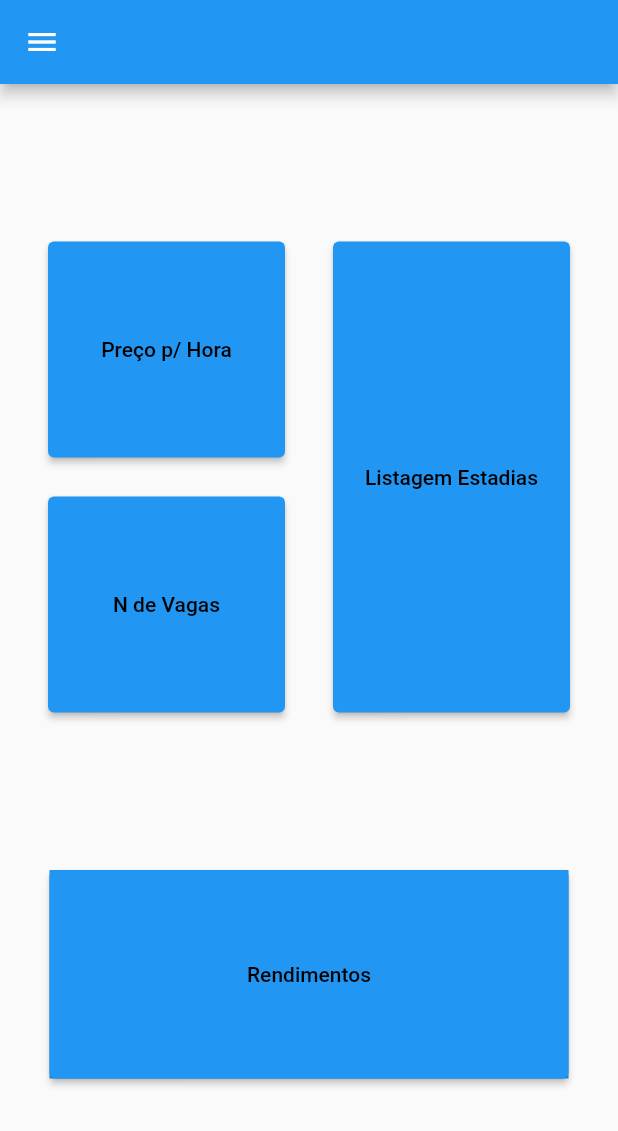
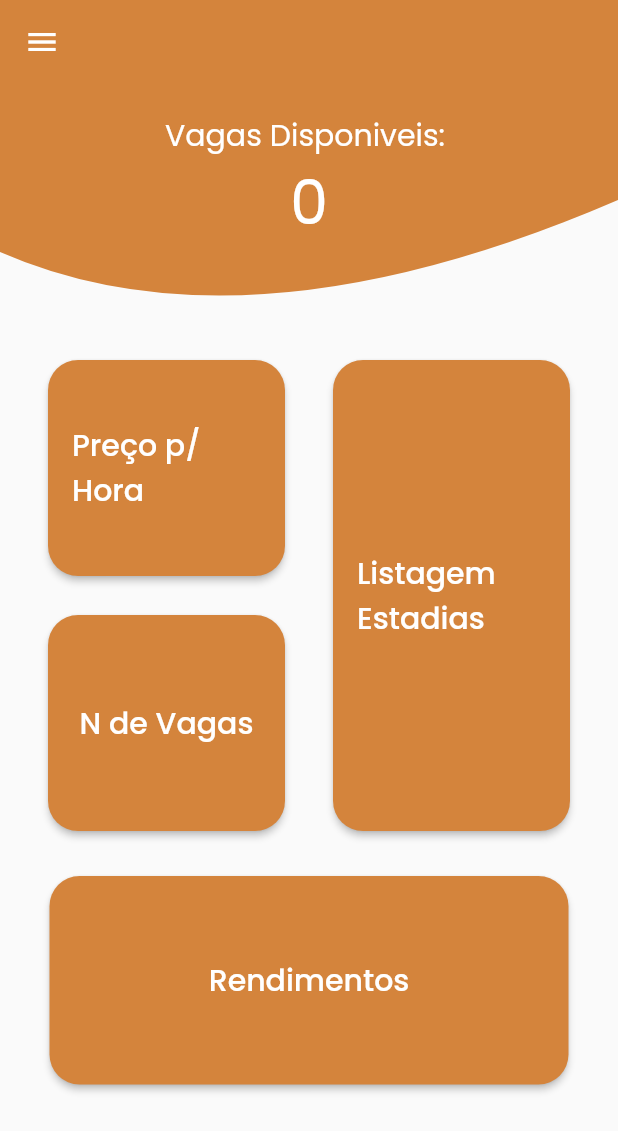
Before and after one commit to Yago4357/Lince_Tech_Project, a Flutter app: the screen it shows after launch, on a phone screen of 412 x 824 dp. Shown: the top 1131 px of the screen. Run offline on Flutter 3.47's test engine with Material 2 defaults, Android fonts, the phone set to English and light mode, and no system bars; our stand-ins replace google_fonts, image_picker, shared_preferences, sqflite; accounts and stored records are empty.

Commit message:
Finalização das telas

```diff
--- a/lincetechproject/lib/Model/price.dart
+++ b/lincetechproject/lib/Model/price.dart
@@ -13,6 +13,7 @@ class Price {
   ///Constructor of price model
   Price(this.parkingLane, this.price, this.initialRange, this.endRange);
 
+  ///Function to set List taking of database
   Price.fromDatabaseRowOut(Map<String, Object?> row)
       : parkingLane = row['PARKING_LANE'] as String,
         price = row['PRICE'] as double,
--- a/lincetechproject/lib/View/carpage.dart
+++ b/lincetechproject/lib/View/carpage.dart
@@ -29,7 +29,7 @@ class CarPage extends StatelessWidget {
                         mainAxisAlignment: MainAxisAlignment.spaceBetween,
                         children: [
                           Padding(
-                            padding: EdgeInsets.all(20.00),
+                            padding: const EdgeInsets.all(20.00),
                             child: SizedBox(
                               width: 150,
                               height: 50,
--- a/lincetechproject/lib/View/homepage.dart
+++ b/lincetechproject/lib/View/homepage.dart
@@ -1,6 +1,9 @@
 import 'package:flutter/material.dart';
-
+import 'package:google_fonts/google_fonts.dart';
+import 'package:provider/provider.dart';
+import '../Controller/vacancies.dart';
 import '../Widgets/drawer.dart';
+import '../Widgets/waveclipper.dart';
 
 ///Initial Screen Class
 class HomePage extends StatelessWidget {
@@ -9,12 +12,51 @@ class HomePage extends StatelessWidget {
 
   @override
   Widget build(BuildContext context) {
+    return ChangeNotifierProvider(
+      create: (_) => Vacancies(),
+      child: Consumer<Vacancies>(builder: (_, vacancies, __) {
         return Scaffold(
-      appBar: AppBar(),
+          extendBodyBehindAppBar: true,
+          appBar: AppBar(
+            backgroundColor: Colors.transparent,
+            elevation: 0,
+          ),
           drawer: const DrawerWidget(),
           body: Column(
-        mainAxisAlignment: MainAxisAlignment.spaceEvenly,
+            mainAxisSize: MainAxisSize.min,
+            mainAxisAlignment: MainAxisAlignment.spaceBetween,
             children: [
+              ClipPath(
+                clipper: BackgroundWaveClipper(),
+                child: Container(
+                  width: MediaQuery.of(context).size.width,
+                  height: 240,
+                  decoration: const BoxDecoration(
+                    color: Color.fromARGB(255, 212, 132, 60),
+                  ),
+                  child: Center(
+                    child: Column(
+                      mainAxisAlignment: MainAxisAlignment.center,
+                      children: [
+                        Text(
+                          'Vagas Disponiveis: ',
+                          style: GoogleFonts.poppins(
+                            color: Colors.white,
+                            fontSize: 20,
+                          ),
+                        ),
+                        Text(
+                          vacancies.vacancies.toString(),
+                          style: GoogleFonts.poppins(
+                            color: Colors.white,
+                            fontSize: 40,
+                          ),
+                        ),
+                      ],
+                    ),
+                  ),
+                ),
+              ),
               Row(
                 mainAxisAlignment: MainAxisAlignment.spaceEvenly,
                 children: [
@@ -23,34 +65,65 @@ class HomePage extends StatelessWidget {
                     child: Column(
                       mainAxisAlignment: MainAxisAlignment.spaceBetween,
                       children: [
-                    AnimatedContainer(
-                      duration: const Duration(seconds: 2),
+                        SizedBox(
                           height: 144,
                           width: 158,
+                          child: DecoratedBox(
+                            decoration: const BoxDecoration(
+                              borderRadius:
+                                  BorderRadius.all(Radius.circular(20)),
+                            ),
                             child: ElevatedButton(
+                              style: ElevatedButton.styleFrom(
+                                shape: const RoundedRectangleBorder(
+                                  borderRadius:
+                                      BorderRadius.all(Radius.circular(20)),
+                                ),
+                                backgroundColor:
+                                    const Color.fromARGB(255, 212, 132, 60),
+                              ),
                               onPressed: () async {
                                 await Navigator.pushNamed(context, '/StayList');
                               },
-                        child: const Center(
+                              child: Center(
                                 child: Text(
                                   'Preço p/ Hora',
-                            style: TextStyle(color: Colors.black),
+                                  style: GoogleFonts.poppins(
+                                    color: Colors.white,
+                                    fontSize: 20,
                                   ),
                                 ),
                               ),
                             ),
-                    AnimatedContainer(
-                      duration: const Duration(seconds: 2),
+                          ),
+                        ),
+                        SizedBox(
                           height: 144,
                           width: 158,
+                          child: DecoratedBox(
+                            decoration: const BoxDecoration(
+                              borderRadius:
+                                  BorderRadius.all(Radius.circular(20)),
+                            ),
                             child: ElevatedButton(
+                              style: ElevatedButton.styleFrom(
+                                shape: const RoundedRectangleBorder(
+                                    borderRadius:
+                                        BorderRadius.all(Radius.circular(20))),
+                                backgroundColor:
+                                    const Color.fromARGB(255, 212, 132, 60),
+                              ),
                               onPressed: () async {
                                 await Navigator.pushNamed(context, '/StayList');
                               },
-                        child: const Center(
+                              child: Center(
                                 child: Text(
                                   'N de Vagas',
-                            style: TextStyle(color: Colors.black),
+                                  style: GoogleFonts.poppins(
+                                    color: Colors.white,
+                                    fontSize: 20,
+                                  ),
+                                ),
                               ),
                             ),
                           ),
@@ -58,37 +131,63 @@ class HomePage extends StatelessWidget {
                       ],
                     ),
                   ),
-              AnimatedContainer(
-                duration: const Duration(seconds: 2),
+                  SizedBox(
                     width: 158,
                     height: 314,
+                    child: DecoratedBox(
+                      decoration: const BoxDecoration(
+                        borderRadius: BorderRadius.all(Radius.circular(20)),
+                      ),
                       child: ElevatedButton(
+                        style: ElevatedButton.styleFrom(
+                          shape: const RoundedRectangleBorder(
+                              borderRadius:
+                                  BorderRadius.all(Radius.circular(20))),
+                          backgroundColor:
+                              const Color.fromARGB(255, 212, 132, 60),
+                        ),
                         onPressed: () async {
                           await Navigator.pushNamed(context, '/StayList');
                         },
-                  child: const Center(
+                        child: Center(
                           child: Text(
                             'Listagem Estadias',
-                      style: TextStyle(color: Colors.black),
+                            style: GoogleFonts.poppins(
+                              color: Colors.white,
+                              fontSize: 20,
+                            ),
+                          ),
                         ),
                       ),
                     ),
                   ),
                 ],
               ),
-          AnimatedContainer(
-            color: Colors.blue,
-            duration: const Duration(seconds: 2),
+              Container(
+                margin: const EdgeInsets.only(top: 30.00),
                 width: 346,
                 height: 139,
+                child: DecoratedBox(
+                  decoration: const BoxDecoration(
+                    borderRadius: BorderRadius.all(Radius.circular(20)),
+                  ),
                   child: ElevatedButton(
+                    style: ElevatedButton.styleFrom(
+                      shape: const RoundedRectangleBorder(
+                          borderRadius: BorderRadius.all(Radius.circular(20))),
+                      backgroundColor: const Color.fromARGB(255, 212, 132, 60),
+                    ),
                     onPressed: () async {
                       await Navigator.pushNamed(context, '/StayList');
                     },
-              child: const Center(
+                    child: Center(
                       child: Text(
                         'Rendimentos',
-                  style: TextStyle(color: Colors.black),
+                        style: GoogleFonts.poppins(
+                          color: Colors.white,
+                          fontSize: 20,
+                        ),
+                      ),
                     ),
                   ),
                 ),
@@ -96,5 +195,7 @@ class HomePage extends StatelessWidget {
             ],
           ),
         );
+      }),
+    );
   }
 }
--- a/lincetechproject/lib/View/pricepage.dart
+++ b/lincetechproject/lib/View/pricepage.dart
@@ -1,10 +1,12 @@
-import 'package:flutter/cupertino.dart';
 import 'package:flutter/material.dart';
 import 'package:provider/provider.dart';
 import '../Controller/priceprovider.dart';
 import '../Widgets/drawer.dart';
 
+///Page for prices
 class PricePage extends StatelessWidget {
+
+  ///Price constructor
   const PricePage({Key? key}) : super(key: key);
 
   @override
@@ -44,7 +46,7 @@ class PricePage extends StatelessWidget {
                 Padding(
                   padding: const EdgeInsets.only(bottom: 8.0, top: 4.0),
                   child: Table(
-                    children: [
+                    children: const [
                       TableRow(children: [Text('')]),
                     ],
                   ),
--- a/lincetechproject/lib/View/vacanciespage.dart
+++ b/lincetechproject/lib/View/vacanciespage.dart
@@ -33,8 +33,8 @@ class VacanciesPage extends StatelessWidget {
                       child: TextVacancies(),
                     ),
                     Text(
-                      vacancies.vacancies.toString(),
-                      style: Theme.of(context).textTheme.headline2,
+                      ' Vagas: ${vacancies.vacancies.toString()}',
+                      style: Theme.of(context).textTheme.headline4,
                     ),
                   ],
                 ),
--- a/lincetechproject/lib/Widgets/drawer.dart
+++ b/lincetechproject/lib/Widgets/drawer.dart
@@ -9,7 +9,9 @@ class DrawerWidget extends StatelessWidget {
   @override
   Widget build(BuildContext context) {
     return Drawer(
-      backgroundColor: Colors.blue,
+      backgroundColor: const Color.fromARGB(255, 212, 132, 60),
+      child: Padding(
+        padding: const EdgeInsets.only(top: 40.0),
         child: Column(
           children: const [
             DrawerButton(text: 'Home', icon: Icons.home, linkPage: '/'),
@@ -29,6 +31,7 @@ class DrawerWidget extends StatelessWidget {
                 linkPage: '/InitialPage'),
           ],
         ),
+      ),
     );
   }
 }
--- /dev/null
+++ b/lincetechproject/lib/Widgets/waveclipper.dart
@@ -0,0 +1,26 @@
+
+import 'package:flutter/cupertino.dart';
+
+///Top Container with gradient
+class BackgroundWaveClipper extends CustomClipper<Path> {
+  @override
+  Path getClip(Size size) {
+    var path = Path();
+
+    final p0 = size.height * 0.70;
+    path.lineTo(0.0, p0);
+
+    final controlPoint = Offset(size.width * 0.4, size.height);
+    final endPoint = Offset(size.width, size.height / 1.80);
+    path.quadraticBezierTo(
+        controlPoint.dx, controlPoint.dy, endPoint.dx, endPoint.dy);
+
+    path.lineTo(size.width, 0.0);
+    path.close();
+
+    return path;
+  }
+
+  @override
+  bool shouldReclip(BackgroundWaveClipper oldClipper) => oldClipper != this;
+}
--- a/lincetechproject/lib/main.dart
+++ b/lincetechproject/lib/main.dart
@@ -1,10 +1,8 @@
 import 'package:flutter/material.dart';
-import 'Controller/database.dart';
 import 'routes.dart';
 
 void main() {
   runApp(const MyApp());
-  DatabaseStay().init();
 }
 
 ///Main of myApp
--- a/lincetechproject/lib/routes.dart
+++ b/lincetechproject/lib/routes.dart
@@ -10,6 +10,6 @@ Map<String, Widget Function(BuildContext)> namedRoutes = {
   '/': (context) => const HomePage(),
   '/InitialPage': (context) => const VacanciesPage(),
   '/CarPage': (context) => const CarPage(),
-  '/StayList': (context) => const StayList(),
+  '/StayList': (context) => StayList(),
   '/PricePage': (context) => const PricePage(),
 };
--- a/lincetechproject/pubspec.yaml
+++ b/lincetechproject/pubspec.yaml
@@ -38,6 +38,7 @@ dependencies:
   path_provider: ^2.0.11
   image_picker: ^0.8.6
   intl: ^0.17.0
+  google_fonts: ^3.0.1
 
   # The following adds the Cupertino Icons font to your application.
   # Use with the CupertinoIcons class for iOS style icons.
```
Also changed, not shown: lincetechproject/lib/Controller/carprovider.dart (+63 -17 lines), lincetechproject/lib/Controller/database.dart (+40 -30 lines), lincetechproject/lib/Controller/priceprovider.dart (+7 -1 lines), lincetechproject/lib/Model/stay.dart (+8 -9 lines), lincetechproject/lib/View/staylist.dart (+49 -62 lines), lincetechproject/lib/Widgets/buttondrawer.dart (+5 -2 lines), lincetechproject/lib/Widgets/cardcar.dart (added, +76 -0 lines), lincetechproject/pubspec.lock. Lines whose indentation alone changed are shown as unchanged.
